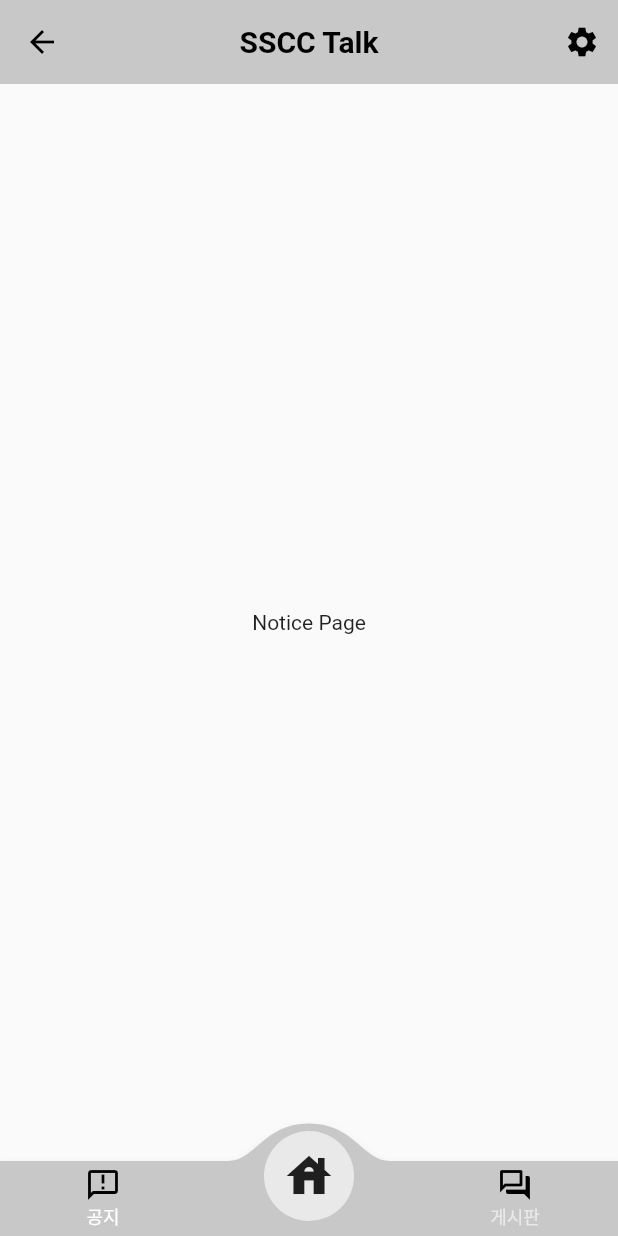
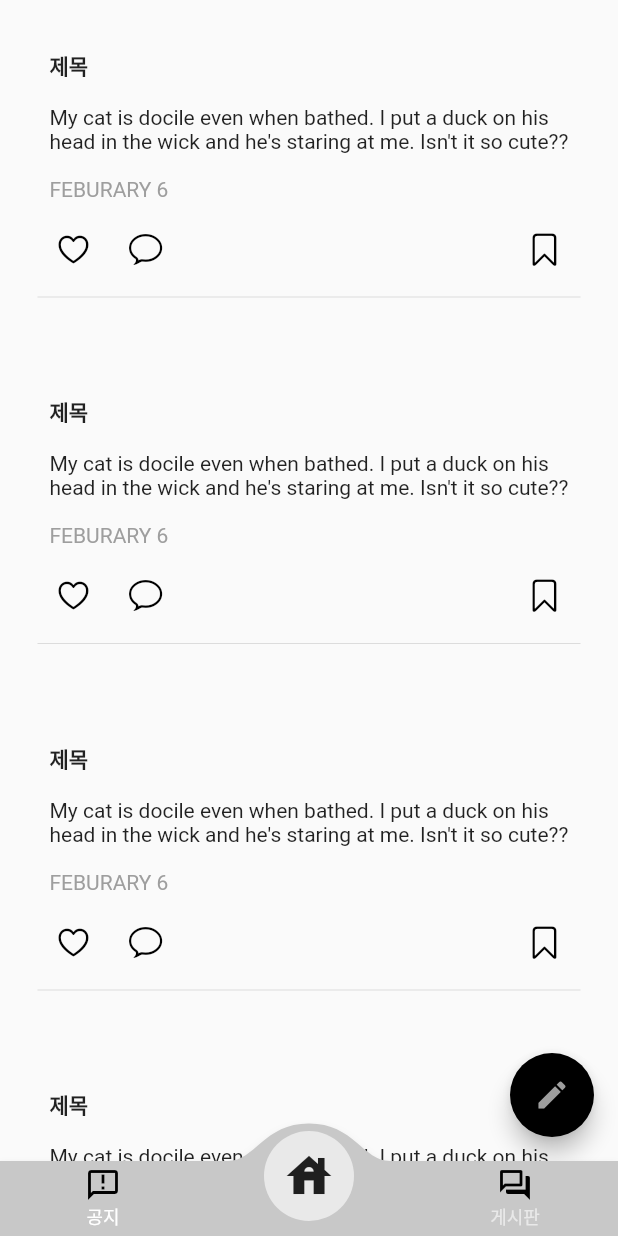
Before and after one commit to ItzTree/NFT-Project1, a Flutter app: the screen it shows after launch, after a tap on "로그인", on a phone screen of 412 x 824 dp. Run offline on Flutter 3.47's test engine with Material 2 defaults, Android fonts, the phone set to English and light mode, and no system bars; drawn by our look-alikes of convex_bottom_bar; missing offline and left inert: sscc; statements that could not run were skipped.

Commit message:
Update notice_page.dart

```diff
--- a/lib/notice_page.dart
+++ b/lib/notice_page.dart
@@ -1,46 +1,112 @@
+import 'package:flutter/cupertino.dart';
 import 'package:flutter/material.dart';
-import 'main.dart';
-// import 'main_body.dart';
-import 'setting_page.dart';
+import 'package:sscc_talk/setting_page.dart';
 
 class NoticePage extends StatelessWidget {
-  const NoticePage({super.key});
+  const NoticePage({Key? key}) : super(key: key);
 
   @override
   Widget build(BuildContext context) {
     return Scaffold(
-      appBar: AppBar(
-        leading: IconButton(
-            onPressed: () {
-              Navigator.pop(context);
-            },
-            icon: Icon(
-              Icons.arrow_back,
-              color: Colors.black,
-            )),
-        title: Text(
-          'SSCC Talk',
-          style: TextStyle(color: Colors.black, fontWeight: FontWeight.bold),
+      body: ListView.builder(
+        itemCount: 10,
+        itemBuilder: (context, index) {
+          return Feed();
+        },
+      ),
+      floatingActionButton: FloatingActionButton(
+        onPressed: () {
+          print("클릭 되었습니다.!");
+        },
+        backgroundColor: Colors.black,
+        child: const Icon(
+          Icons.create,
+          color: Colors.grey,
         ),
-        centerTitle: true,
-        elevation: 0,
-        backgroundColor: sscctalkPrimaryColor,
-        actions: [
-          IconButton(
-            icon: Icon(Icons.settings),
-            color: Colors.black,
-            onPressed: (() {
-              Navigator.push(
-                context,
-                MaterialPageRoute(builder: (_) => SettingPage()),
-              );
-            }),
-          ),
-        ],
-      ),
-      body: Center(
-        child: Text("Notice Page"),
       ),
     );
   }
 }
+
+//피드 클래스
+class Feed extends StatefulWidget {
+  const Feed({
+    Key? key,
+  }) : super(key: key);
+
+  // 이미지를 담을 변수    아래가 private한 클래스여서!
+
+  @override
+  State<Feed> createState() => _FeedState();
+}
+
+class _FeedState extends State<Feed> {
+  //좋아요 여부
+  bool isFavorite = false;
+
+  @override
+  Widget build(BuildContext context) {
+    return Padding(
+      padding: const EdgeInsets.all(25.0),
+      child: Column(
+        crossAxisAlignment: CrossAxisAlignment.start,
+        children: [
+          Padding(
+            padding: const EdgeInsets.all(8.0),
+            child: Text(
+              "제목",
+              style: TextStyle(
+                fontWeight: FontWeight.bold,
+              ),
+            ),
+          ),
+
+          // 설명
+          Padding(
+            padding: const EdgeInsets.all(8.0),
+            child: Text(
+              "My cat is docile even when bathed. I put a duck on his head in the wick and he's staring at me. Isn't it so cute??",
+            ),
+          ),
+
+          // 날짜
+          Padding(
+            padding: const EdgeInsets.all(8.0),
+            child: Text(
+              "FEBURARY 6",
+              style: TextStyle(
+                color: Colors.grey,
+              ),
+            ),
+          ),
+          Row(
+            children: [
+              IconButton(
+                icon: Icon(
+                  CupertinoIcons.heart,
+                  color: isFavorite ? Colors.pink : Colors.black,
+                ),
+                onPressed: () {
+                  setState(() {
+                    //build가 다시 호출된다.
+                    isFavorite = !isFavorite;
+                  });
+                },
+              ),
+              IconButton(
+                icon: Icon(CupertinoIcons.chat_bubble, color: Colors.black),
+                onPressed: () {},
+              ),
+              Spacer(),
+              IconButton(
+                icon: Icon(CupertinoIcons.bookmark, color: Colors.black),
+                onPressed: () {},
+              ),
+            ],
+          ),
+          Divider()
+        ],
+      ),
+    );
+  }
+}
```
